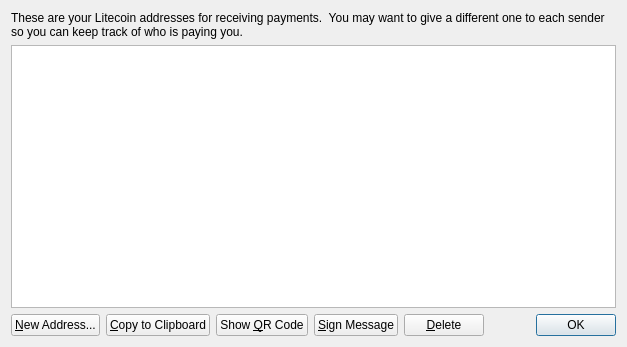
First picture: the form in src/qt/forms/addressbookpage.ui, repository Flyingel/jassycoin, before the edit.
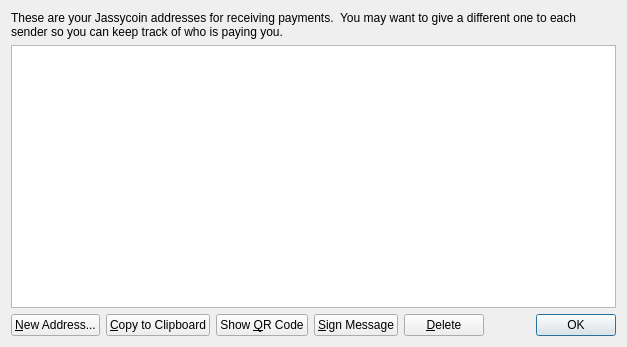
Second picture: the form after the edit. Icons and pictures are not drawn.

The edit to the form file:
```diff
--- a/src/qt/forms/addressbookpage.ui
+++ b/src/qt/forms/addressbookpage.ui
@@ -17,7 +17,7 @@
    <item>
     <widget class="QLabel" name="labelExplanation">
      <property name="text">
-      <string>These are your Litecoin addresses for receiving payments.  You may want to give a different one to each sender so you can keep track of who is paying you.</string>
+      <string>These are your Jassycoin addresses for receiving payments.  You may want to give a different one to each sender so you can keep track of who is paying you.</string>
      </property>
      <property name="textFormat">
       <enum>Qt::AutoText</enum>
```
